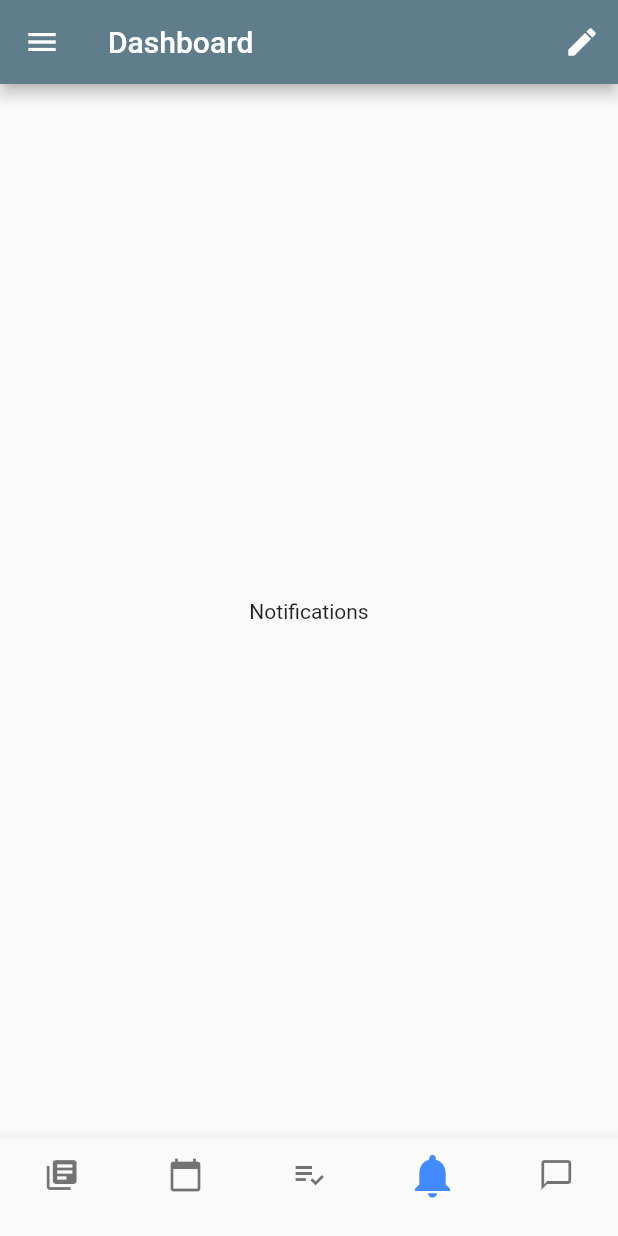
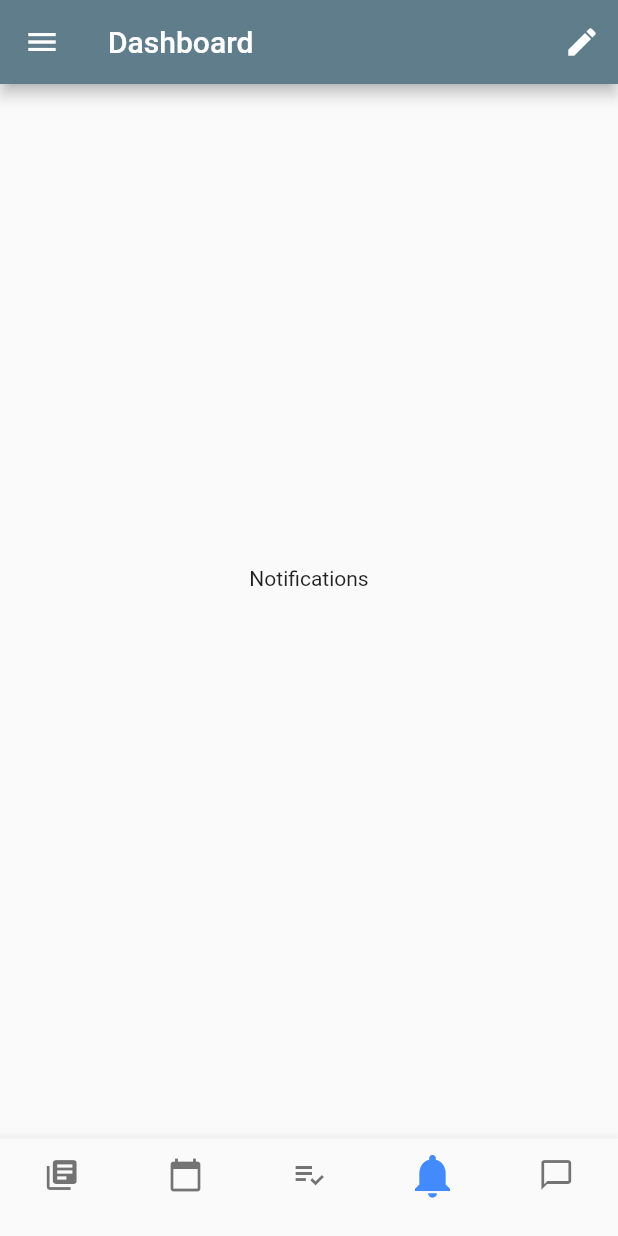
Before and after one commit to UmairJibran/canvasstudent, a Flutter app: the screen it shows after launch, item 4 of the bottom bar chosen, on a phone screen of 412 x 824 dp. Run offline on Flutter 3.47's test engine with Material 2 defaults, Android fonts, the phone set to English and light mode, and no system bars; our stand-ins replace auto_size_text.

```diff
--- a/lib/screens/home.dart
+++ b/lib/screens/home.dart
@@ -43,7 +43,7 @@ class _HomeState extends State<Home> {
         title: Text("Dashboard"),
       ),
       body: Container(
-        height: MediaQuery.of(context).size.height,
+        height: MediaQuery.of(context).size.height * 0.8,
         width: MediaQuery.of(context).size.width,
         child: Center(
           child: _widgets.elementAt(_selectedIndex),
--- a/lib/screens/home_screens/dashboard.dart
+++ b/lib/screens/home_screens/dashboard.dart
@@ -7,7 +7,7 @@ class Dashboard extends StatelessWidget {
   @override
   Widget build(BuildContext context) {
     return Container(
-      height: MediaQuery.of(context).size.height,
+      height: MediaQuery.of(context).size.height * 0.8,
       width: MediaQuery.of(context).size.width,
       padding: EdgeInsets.all(8),
       child: Column(
```
